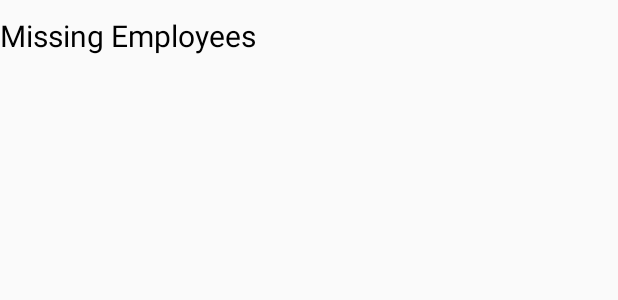
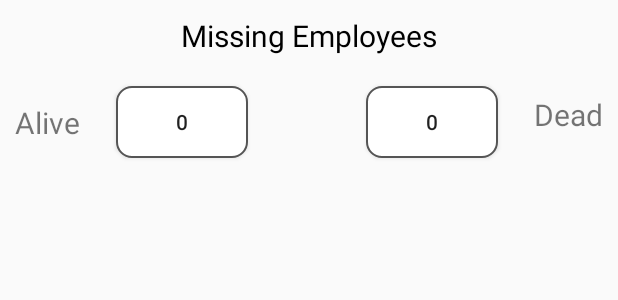
Before and after one commit to RedDaXe/protoype2, an Android app: the layout activity_missing_list.xml on its own in the app's theme, with its tools: preview values and no code run, on a phone screen of 412 x 824 dp. Shown: the top 300 px of the screen. Run offline under Robolectric (Android 15) with nearby library versions, the phone set to English and light mode, and no system bars.

Commit message:
check if collection empty done

```diff
--- a/app/src/main/java/com/example/protoype2/EmployeeAdapter.java
+++ b/app/src/main/java/com/example/protoype2/EmployeeAdapter.java
@@ -1,5 +1,6 @@
 package com.example.protoype2;
 
+import android.util.Log;
 import android.view.LayoutInflater;
 import android.view.View;
 import android.view.ViewGroup;
@@ -13,8 +14,11 @@ import androidx.recyclerview.widget.RecyclerView;
 
 import com.firebase.ui.firestore.FirestoreRecyclerAdapter;
 import com.firebase.ui.firestore.FirestoreRecyclerOptions;
+import com.google.android.gms.tasks.OnCompleteListener;
+import com.google.android.gms.tasks.Task;
 import com.google.firebase.firestore.CollectionReference;
 import com.google.firebase.firestore.FirebaseFirestore;
+import com.google.firebase.firestore.QuerySnapshot;
 
 public class EmployeeAdapter extends FirestoreRecyclerAdapter<Employees, EmployeeAdapter.EmployeeHolder>{
 
@@ -48,6 +52,8 @@ public class EmployeeAdapter extends FirestoreRecyclerAdapter<Employees, Employe
         public String employeeID;
         private FirebaseFirestore db = FirebaseFirestore.getInstance();
         private CollectionReference employeeRef = db.collection("employees");
+        MissingList count;
+        int deadC = 0, aliveC = 0, i;
 
         public EmployeeHolder(@NonNull View itemView) {
             super(itemView);
@@ -57,17 +63,43 @@ public class EmployeeAdapter extends FirestoreRecyclerAdapter<Employees, Employe
             alive = itemView.findViewById(R.id.alive);
             dead = itemView.findViewById(R.id.dead);
 
+
             alive.setOnClickListener(new View.OnClickListener() {
                 @Override
                 public void onClick(View v) {
+                    aliveC++;
+                    //count.alive.setText(aliveC);
                     employeeRef.document(employeeID).delete();
+                    employeeRef.get().addOnCompleteListener(new OnCompleteListener<QuerySnapshot>() {
+                        @Override
+                        public void onComplete(@NonNull Task<QuerySnapshot> task) {
+
+                            if(task.getResult().size()>0){
+                                Log.d(String.valueOf(this), "empty");
+                            }
+
+                        }
+                    });
+
                 }
             });
 
             dead.setOnClickListener(new View.OnClickListener() {
                 @Override
                 public void onClick(View v) {
+                    deadC++;
+                    //count.dead.setText(deadC);
                     employeeRef.document(employeeID).delete();
+                    employeeRef.get().addOnCompleteListener(new OnCompleteListener<QuerySnapshot>() {
+                        @Override
+                        public void onComplete(@NonNull Task<QuerySnapshot> task) {
+
+                            if(task.getResult().size()>0){
+                                Log.d(String.valueOf(this), "empty");
+                            }
+
+                        }
+                    });
                 }
             });
         }
--- a/app/src/main/java/com/example/protoype2/MissingList.java
+++ b/app/src/main/java/com/example/protoype2/MissingList.java
@@ -1,6 +1,7 @@
 package com.example.protoype2;
 
 import android.os.Bundle;
+import android.widget.Button;
 
 import com.firebase.ui.firestore.FirestoreRecyclerOptions;
 import com.google.firebase.firestore.CollectionReference;
@@ -15,13 +16,20 @@ public class MissingList extends AppCompatActivity {
 
     private FirebaseFirestore db = FirebaseFirestore.getInstance();
     private CollectionReference employeeRef = db.collection("employees");
+    public Button alive, dead;
 
     private EmployeeAdapter adapter;
+
+
+
 
     @Override
     protected void onCreate(Bundle savedInstanceState) {
         super.onCreate(savedInstanceState);
         setContentView(R.layout.activity_missing_list);
+        alive = findViewById(R.id.alive);
+        dead = findViewById(R.id.dead);
+
 
         setUpRecyclerview();
     }
--- /dev/null
+++ b/app/src/main/res/drawable/box.xml
@@ -0,0 +1,16 @@
+<?xml version="1.0" encoding="utf-8"?>
+<shape xmlns:android="http://schemas.android.com/apk/res/android"
+    android:shape="rectangle" >
+
+    <solid
+        android:color="@android:color/white"/>
+    <corners
+        android:topLeftRadius="10dp"
+        android:topRightRadius="10dp"
+        android:bottomLeftRadius="10dp"
+        android:bottomRightRadius="10dp"/>
+    <stroke
+        android:width="1dp"
+        android:color="#555" />
+
+</shape>
--- /dev/null
+++ b/app/src/main/res/drawable/dialog_box.xml
@@ -0,0 +1,4 @@
+<?xml version="1.0" encoding="utf-8"?>
+<selector xmlns:android="http://schemas.android.com/apk/res/android">
+
+</selector>
--- a/app/src/main/res/layout/activity_main.xml
+++ b/app/src/main/res/layout/activity_main.xml
@@ -10,7 +10,7 @@
         android:id="@+id/dummyForm"
         android:layout_width="match_parent"
         android:layout_height="wrap_content"
-        android:visibility="visible"
+        android:visibility="gone"
         app:layout_constraintEnd_toEndOf="parent"
         app:layout_constraintStart_toStartOf="parent"
         app:layout_constraintTop_toTopOf="parent">
--- a/app/src/main/res/layout/activity_missing_list.xml
+++ b/app/src/main/res/layout/activity_missing_list.xml
@@ -14,15 +14,76 @@
         android:layout_width="wrap_content"
         android:layout_height="wrap_content"
         android:text="Missing Employees"
-        android:textSize="20dp"
+        android:textSize="20sp"
         android:layout_marginTop="10dp"
         android:layout_marginBottom="10dp"
+        android:layout_gravity="center"
         android:textColor="#000"
-        android:layout_centerHorizontal="true"/>
+        />
+
+    <androidx.constraintlayout.widget.ConstraintLayout
+        android:id="@+id/constraint_layout"
+        android:layout_width="match_parent"
+        android:layout_height="wrap_content"
+        >
+
+        <TextView
+            android:id="@+id/countAlive"
+            android:layout_width="wrap_content"
+            android:layout_height="wrap_content"
+            android:layout_marginStart="10dp"
+            android:layout_marginTop="10dp"
+            android:layout_marginBottom="10dp"
+            android:text="Alive"
+            android:textSize="20dp"
+            app:layout_constraintBottom_toBottomOf="parent"
+            app:layout_constraintStart_toStartOf="parent"
+            app:layout_constraintTop_toTopOf="parent" />
+
+        <TextView
+            android:id="@+id/countDead"
+            android:layout_width="wrap_content"
+            android:layout_height="wrap_content"
+            android:layout_marginEnd="10dp"
+            android:layout_marginBottom="10dp"
+            android:text="Dead"
+            android:textSize="20dp"
+            app:layout_constraintBottom_toBottomOf="parent"
+            app:layout_constraintEnd_toEndOf="parent"
+            app:layout_constraintTop_toTopOf="parent" />
+
+        <Button
+            android:id="@+id/alive"
+            android:layout_width="wrap_content"
+            android:layout_height="wrap_content"
+            android:layout_marginStart="24dp"
+            android:layout_marginTop="10dp"
+            android:layout_marginBottom="10dp"
+            android:text="0"
+            app:layout_constraintBottom_toBottomOf="parent"
+            app:layout_constraintStart_toEndOf="@+id/countAlive"
+            app:layout_constraintTop_toTopOf="parent"
+            android:clickable="false"
+            android:background="@drawable/box"/>
+
+        <Button
+            android:id="@+id/dead"
+            android:layout_width="wrap_content"
+            android:layout_height="wrap_content"
+            android:layout_marginTop="10dp"
+            android:layout_marginEnd="24dp"
+            android:layout_marginBottom="10dp"
+            android:text="0"
+            app:layout_constraintBottom_toBottomOf="parent"
+            app:layout_constraintEnd_toStartOf="@+id/countDead"
+            app:layout_constraintTop_toTopOf="parent"
+            android:clickable="false"
+            android:background="@drawable/box" />
+    </androidx.constraintlayout.widget.ConstraintLayout>
 
     <androidx.recyclerview.widget.RecyclerView
         android:id="@+id/recyclerView"
         android:layout_width="match_parent"
         android:layout_height="match_parent"
-        android:layout_below="@id/textView" />
+        android:layout_below="@id/constraint_layout" />
 </LinearLayout>
```
